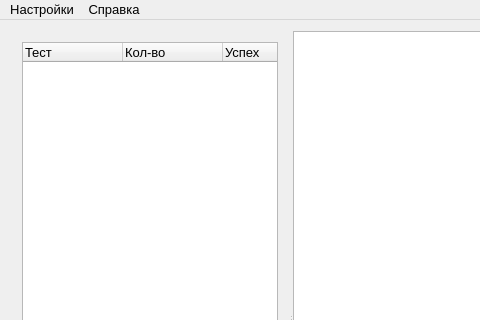
Old version of the form ui/mainwindow.ui in the repository irsural/clb_autocheck; both pictures show x 0 to 480 and y 0 to 320 of the 870 by 625 pixel window.
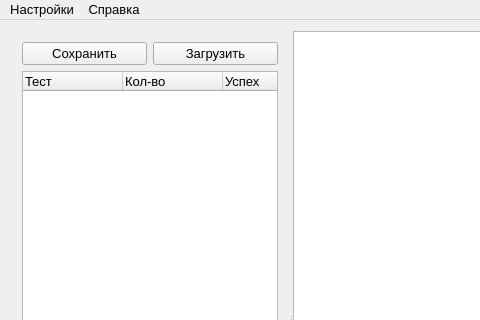
New version of the form.

```diff
--- a/ui/mainwindow.ui
+++ b/ui/mainwindow.ui
@@ -30,6 +30,24 @@
       </property>
       <widget class="QWidget" name="layoutWidget">
        <layout class="QVBoxLayout" name="verticalLayout_2">
+        <item>
+         <layout class="QHBoxLayout" name="horizontalLayout_3">
+          <item>
+           <widget class="QPushButton" name="save_button">
+            <property name="text">
+             <string>Сохранить</string>
+            </property>
+           </widget>
+          </item>
+          <item>
+           <widget class="QPushButton" name="load_button">
+            <property name="text">
+             <string>Загрузить</string>
+            </property>
+           </widget>
+          </item>
+         </layout>
+        </item>
         <item>
          <widget class="QTreeWidget" name="tests_tree">
           <property name="sizePolicy">
```
